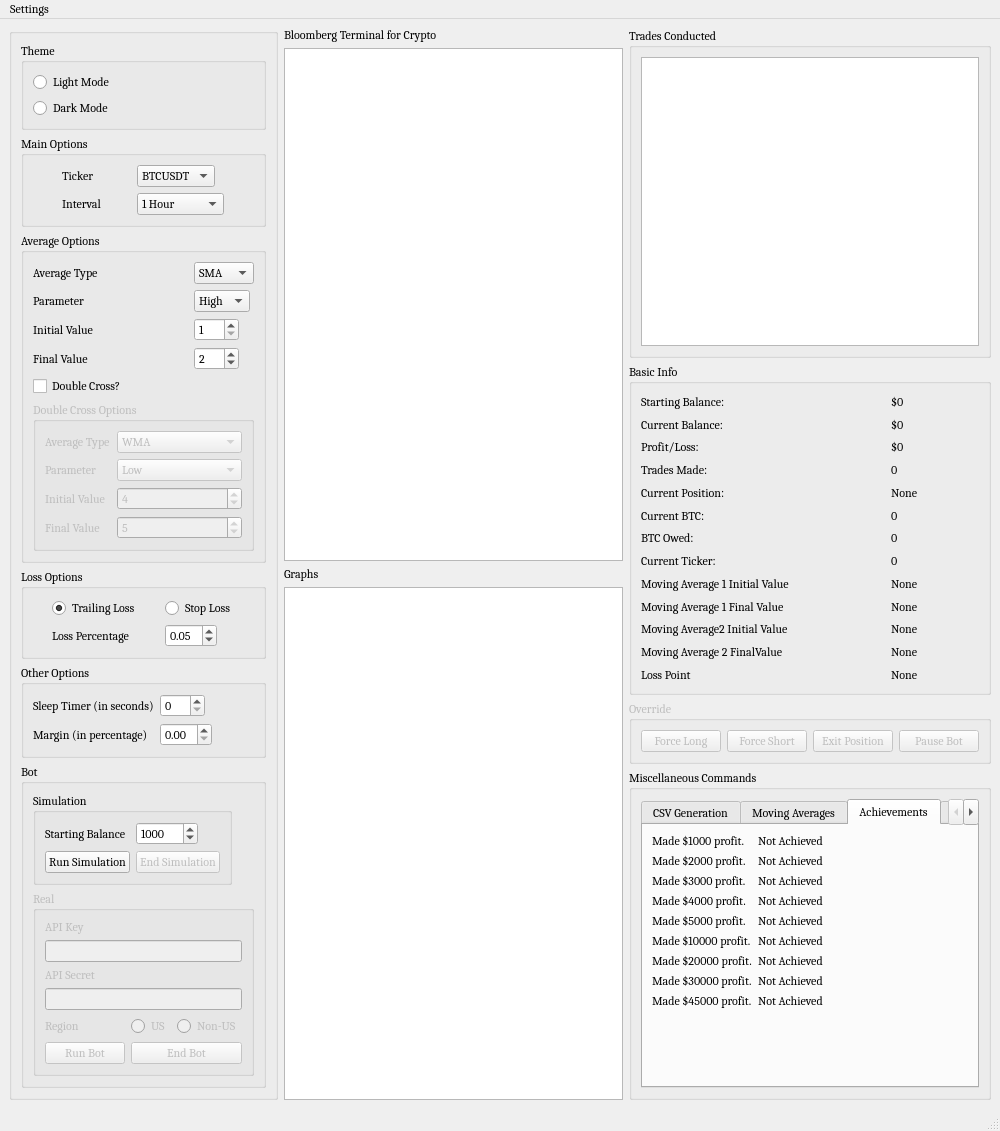
Old version of the form nigerianPrince.ui in the repository ZENALC/algobot.
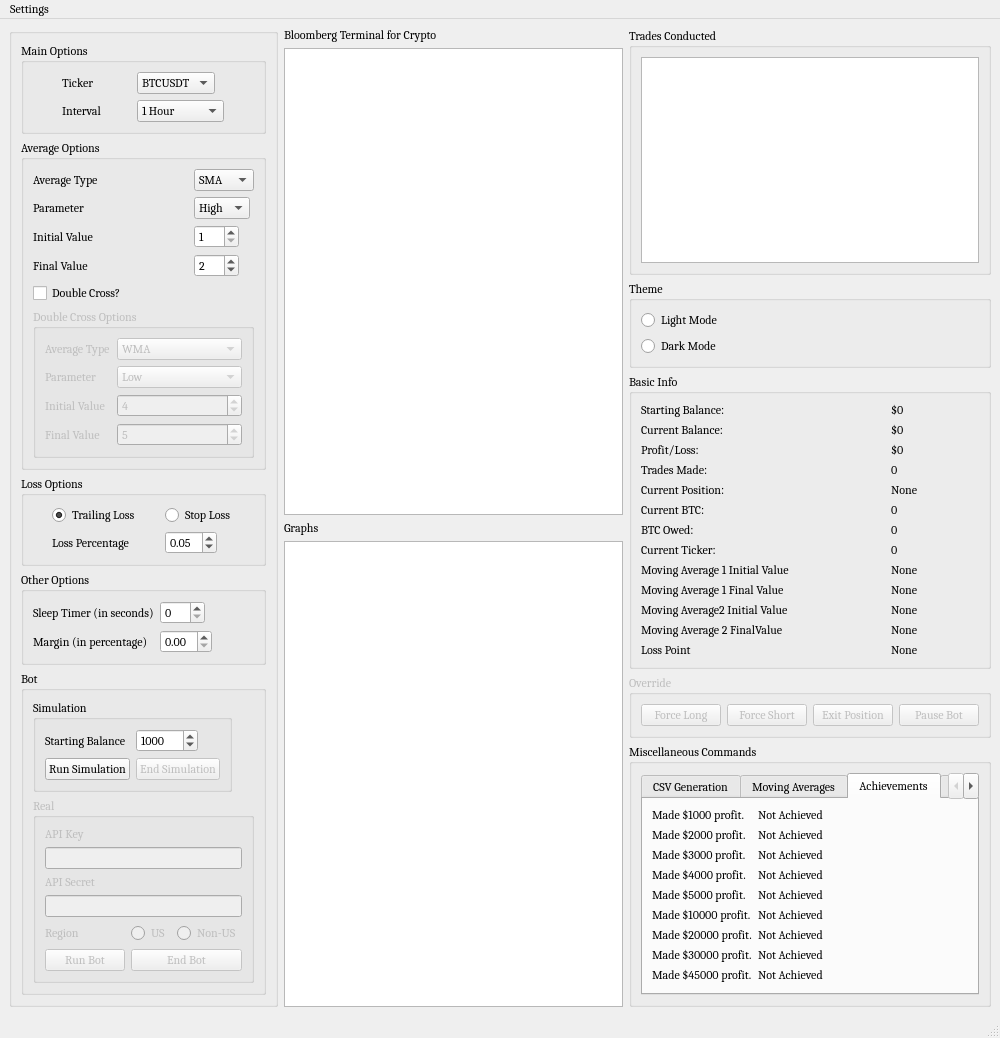
New version of the form.

```diff
--- a/nigerianPrince.ui
+++ b/nigerianPrince.ui
@@ -6,7 +6,7 @@
    <rect>
     <x>0</x>
     <y>0</y>
-    <width>868</width>
+    <width>1000</width>
     <height>981</height>
    </rect>
   </property>
@@ -716,7 +716,7 @@
        <item row="3" column="0">
         <widget class="QGroupBox" name="mainOptionsGroupBox">
          <property name="sizePolicy">
-          <sizepolicy hsizetype="Preferred" vsizetype="Preferred">
+          <sizepolicy hsizetype="Preferred" vsizetype="Maximum">
            <horstretch>0</horstretch>
            <verstretch>0</verstretch>
           </sizepolicy>
@@ -841,35 +841,6 @@
          </layout>
         </widget>
        </item>
-       <item row="1" column="0">
-        <widget class="QGroupBox" name="groupBox">
-         <property name="sizePolicy">
-          <sizepolicy hsizetype="Preferred" vsizetype="Preferred">
-           <horstretch>0</horstretch>
-           <verstretch>0</verstretch>
-          </sizepolicy>
-         </property>
-         <property name="title">
-          <string>Theme</string>
-         </property>
-         <layout class="QVBoxLayout" name="verticalLayout_2">
-          <item>
-           <widget class="QRadioButton" name="lightModeRadioButton">
-            <property name="text">
-             <string>Light Mode</string>
-            </property>
-           </widget>
-          </item>
-          <item>
-           <widget class="QRadioButton" name="darkModeRadioButton">
-            <property name="text">
-             <string>Dark Mode</string>
-            </property>
-           </widget>
-          </item>
-         </layout>
-        </widget>
-       </item>
       </layout>
      </widget>
     </item>
@@ -949,6 +920,35 @@
         </layout>
        </widget>
       </item>
+      <item>
+       <widget class="QGroupBox" name="groupBox">
+        <property name="sizePolicy">
+         <sizepolicy hsizetype="Preferred" vsizetype="Preferred">
+          <horstretch>0</horstretch>
+          <verstretch>0</verstretch>
+         </sizepolicy>
+        </property>
+        <property name="title">
+         <string>Theme</string>
+        </property>
+        <layout class="QVBoxLayout" name="verticalLayout_2">
+         <item>
+          <widget class="QRadioButton" name="lightModeRadioButton">
+           <property name="text">
+            <string>Light Mode</string>
+           </property>
+          </widget>
+         </item>
+         <item>
+          <widget class="QRadioButton" name="darkModeRadioButton">
+           <property name="text">
+            <string>Dark Mode</string>
+           </property>
+          </widget>
+         </item>
+        </layout>
+       </widget>
+      </item>
       <item>
        <widget class="QGroupBox" name="basicInfo">
         <property name="sizePolicy">
```
Left out of the diff: 2 changed lines with no effect on the pictures.
